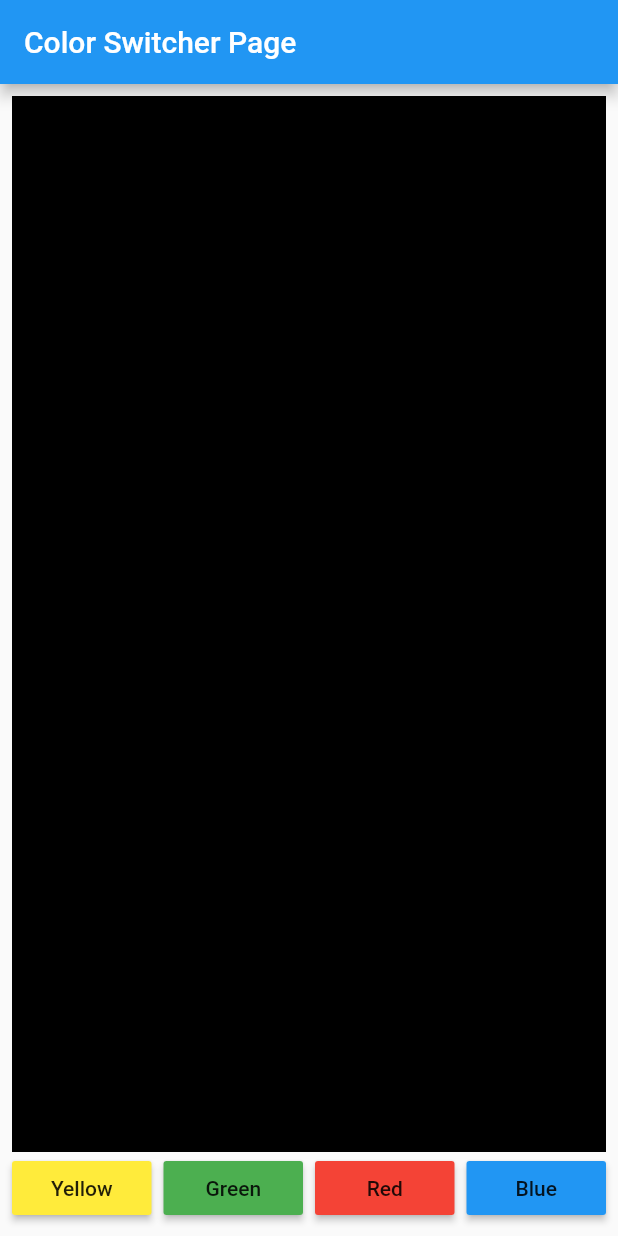
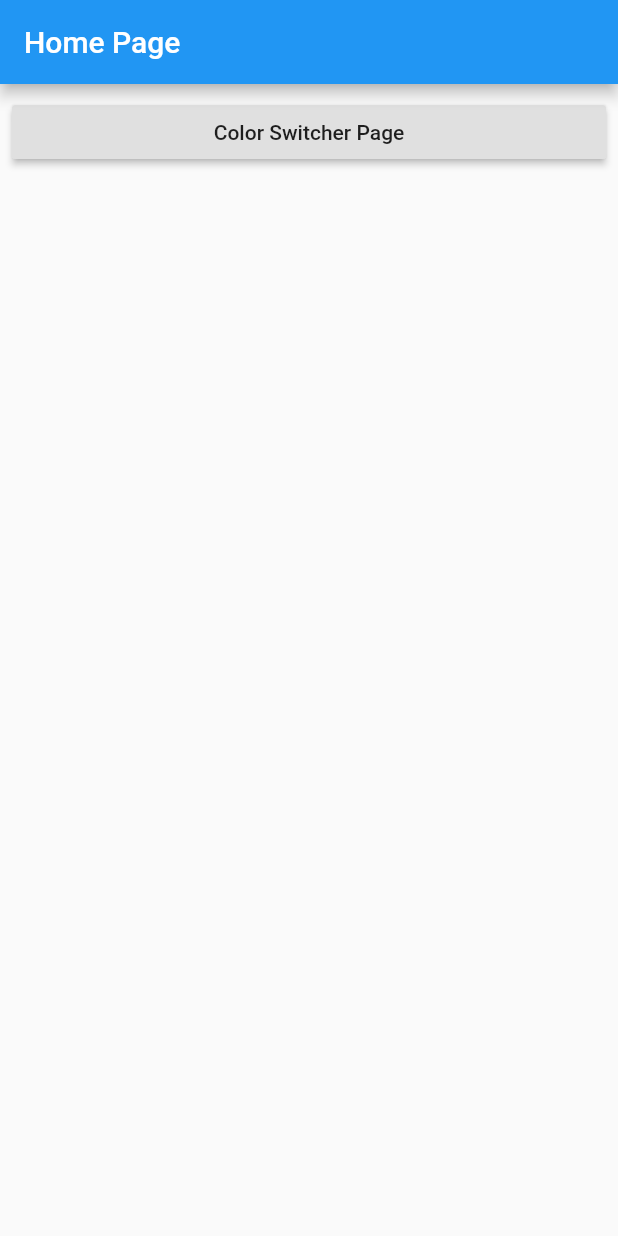
Before and after one commit to NaingMyoThawNMYT/Flutter-Bloc-1, a Flutter app: the screen it shows after launch, on a phone screen of 412 x 824 dp. Run offline on Flutter 3.47's test engine with Material 2 defaults, Android fonts, the phone set to English and light mode, and no system bars; our stand-ins replace bloc, flutter_bloc.

Commit message:
3. New "MyHomePage" widget is added with one option that goes to "ColorSwitcherPage" page.

```diff
--- a/lib/main.dart
+++ b/lib/main.dart
@@ -1,7 +1,7 @@
 import 'package:flutter/material.dart';
 import 'package:flutter_bloc/flutter_bloc.dart';
 import 'package:flutterbloc1/bloc/color/bloc.dart';
-import 'package:flutterbloc1/ui/color_switcher_page.dart';
+import 'package:flutterbloc1/ui/my_home_page.dart';
 
 void main() {
   runApp(MyApp());
@@ -21,7 +21,7 @@ class MyApp extends StatelessWidget {
           primarySwatch: Colors.blue,
           visualDensity: VisualDensity.adaptivePlatformDensity,
         ),
-        home: ColorSwitcherPage(title: 'Color Switcher Page'),
+        home: MyHomePage(title: 'Home Page'),
       ),
     );
   }
--- a/lib/ui/color_switcher_page.dart
+++ b/lib/ui/color_switcher_page.dart
@@ -2,23 +2,18 @@ import 'package:flutter/material.dart';
 import 'package:flutter_bloc/flutter_bloc.dart';
 import 'package:flutterbloc1/bloc/color/bloc.dart';
 
-class ColorSwitcherPage extends StatefulWidget {
+class ColorSwitcherPage extends StatelessWidget {
   ColorSwitcherPage({Key key, this.title}) : super(key: key);
 
   final String title;
 
-  @override
-  _ColorSwitcherPageState createState() => _ColorSwitcherPageState();
-}
-
-class _ColorSwitcherPageState extends State<ColorSwitcherPage> {
   @override
   Widget build(BuildContext context) {
     // ignore: close_sinks
     final ColorBloc colorBloc = BlocProvider.of<ColorBloc>(context);
     return Scaffold(
       appBar: AppBar(
-        title: Text(widget.title),
+        title: Text(title),
       ),
       body: Padding(
         padding: const EdgeInsets.all(8.0),
--- /dev/null
+++ b/lib/ui/my_home_page.dart
@@ -0,0 +1,37 @@
+import 'package:flutter/material.dart';
+import 'package:flutterbloc1/ui/color_switcher_page.dart';
+
+class MyHomePage extends StatelessWidget {
+  MyHomePage({Key key, this.title}) : super(key: key);
+
+  final String title;
+
+  @override
+  Widget build(BuildContext context) {
+    return Scaffold(
+      appBar: AppBar(
+        title: Text(title),
+      ),
+      body: Padding(
+        padding: const EdgeInsets.all(8.0),
+        child: Row(
+          children: <Widget>[
+            Expanded(
+              child: RaisedButton(
+                onPressed: () {
+                  Navigator.push(
+                    context,
+                    MaterialPageRoute(
+                        builder: (context) =>
+                            ColorSwitcherPage(title: 'Color Switcher Page')),
+                  );
+                },
+                child: Text('Color Switcher Page'),
+              ),
+            ),
+          ],
+        ),
+      ),
+    );
+  }
+}
```
Also changed, not shown: changelog.txt.
